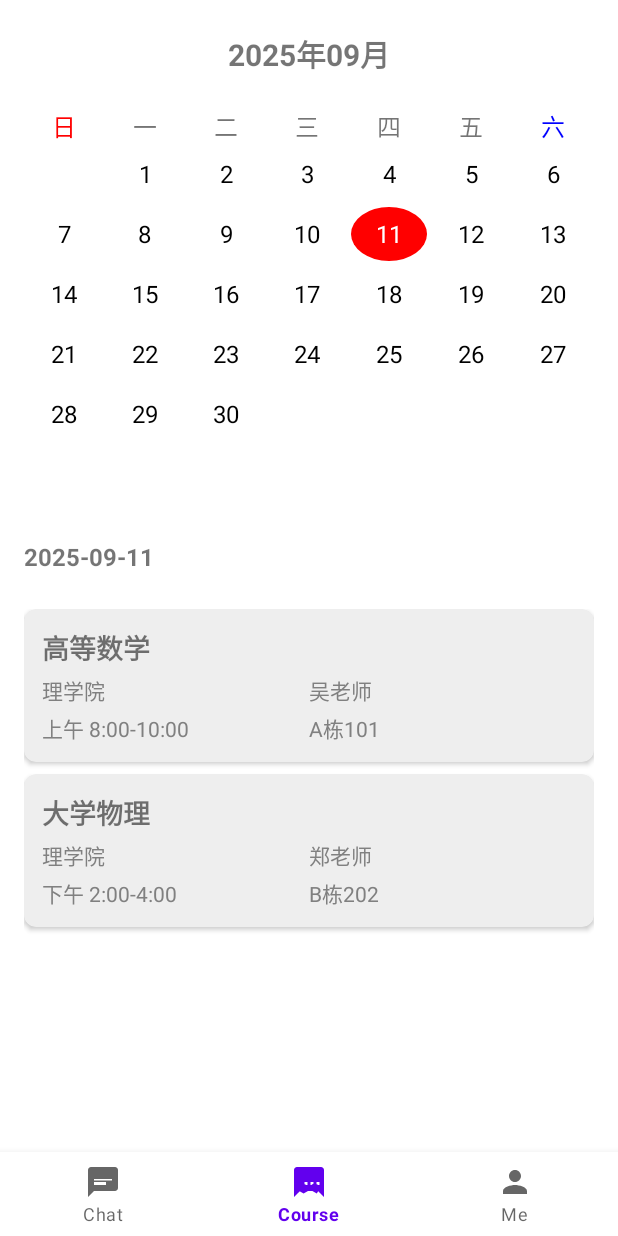
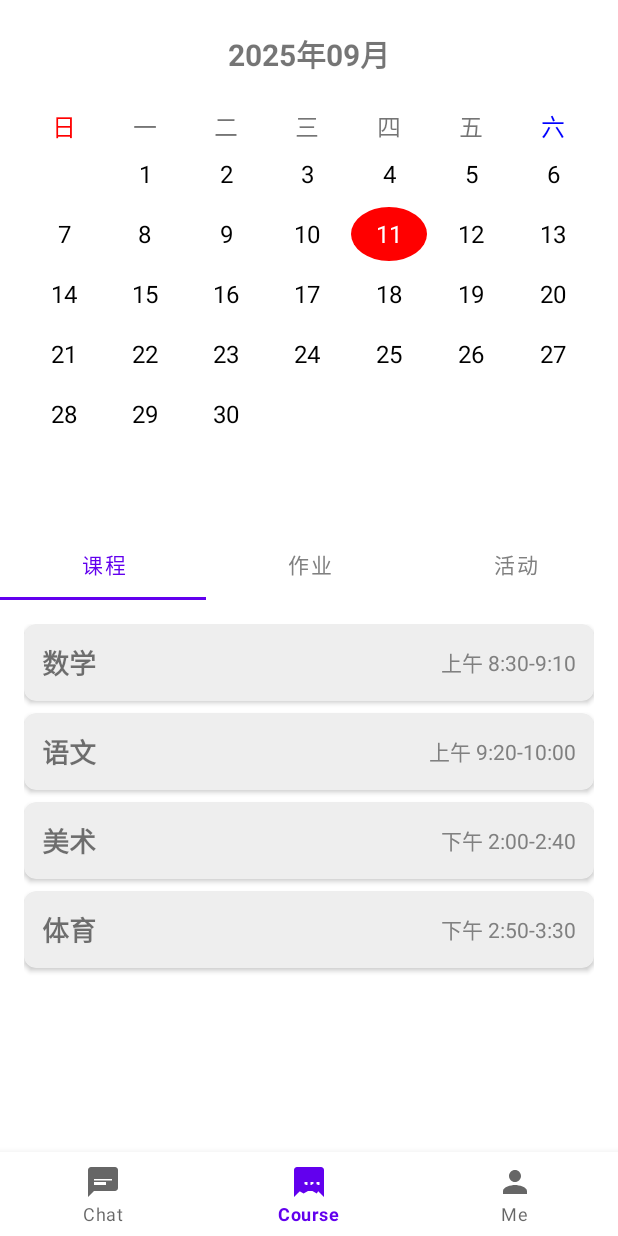
Before and after one commit to njuwelkin/assistant, an Android app: the CourseFragment screen opened through its navigation route, on a phone screen of 412 x 824 dp. Run offline under Robolectric (Android 15) with nearby library versions, the phone set to English and light mode, and no system bars; our stand-ins replace navigation-ui.

Commit message:
implement course tab

```diff
--- a/app/src/main/java/com/example/assistant/ui/chat/ChatViewModel.java
+++ b/app/src/main/java/com/example/assistant/ui/chat/ChatViewModel.java
@@ -221,7 +221,7 @@ public class ChatViewModel extends ViewModel {
                 super.onClosing(webSocket, code, reason);
                 handler.post(() -> {
                     connectionStatusLiveData.setValue("(Disconnected)");
-                    addMessage("Disconnected from server", Message.TYPE_AI_THINK);
+                    //addMessage("Disconnected from server", Message.TYPE_AI_THINK);
 
                     // 尝试重新连接
                     if (!isReconnecting && reconnectAttempts < MAX_RECONNECT_ATTEMPTS) {
@@ -235,7 +235,7 @@ public class ChatViewModel extends ViewModel {
                 super.onFailure(webSocket, t, response);
                 handler.post(() -> {
                     connectionStatusLiveData.setValue("(Connection Failed)");
-                    addMessage("Failed to connect to server: " + t.getMessage(), Message.TYPE_AI_THINK);
+                    //addMessage("Failed to connect to server: " + t.getMessage(), Message.TYPE_AI_THINK);
 
                     // 尝试重新连接
                     if (!isReconnecting && reconnectAttempts < MAX_RECONNECT_ATTEMPTS) {
--- a/app/src/main/java/com/example/assistant/ui/course/CourseFragment.java
+++ b/app/src/main/java/com/example/assistant/ui/course/CourseFragment.java
@@ -6,20 +6,22 @@ import android.view.LayoutInflater;
 import android.view.View;
 import android.view.ViewGroup;
 import android.widget.TextView;
-import android.widget.Toast;
 
 import androidx.annotation.NonNull;
 import androidx.annotation.Nullable;
 import androidx.fragment.app.Fragment;
 import androidx.lifecycle.ViewModelProvider;
-import androidx.recyclerview.widget.LinearLayoutManager;
-import androidx.recyclerview.widget.RecyclerView;
+import androidx.viewpager2.widget.ViewPager2;
 
+import com.example.assistant.databinding.FragmentCourseBinding;
+import com.example.assistant.ui.course.adapter.CourseTabAdapter;
+import com.example.assistant.ui.course.tab.CoursesFragment;
 import com.example.assistant.R;
-import com.example.assistant.databinding.FragmentDashboardBinding;
-import com.example.assistant.databinding.FragmentCourseBinding;
-import com.example.assistant.ui.course.adapter.CourseAdapter;
 import com.example.assistant.ui.course.model.Course;
+import com.example.assistant.ui.course.CourseViewModel;
+
+import com.google.android.material.tabs.TabLayout;
+import com.google.android.material.tabs.TabLayoutMediator;
 
 import java.text.SimpleDateFormat;
 import java.util.Calendar;
@@ -31,7 +33,7 @@ public class CourseFragment extends Fragment {
 
     private FragmentCourseBinding binding;
     private CourseViewModel courseViewModel;
-    private CourseAdapter courseAdapter;
+    private CourseTabAdapter courseTabAdapter;
     private Calendar calendar;
     private int currentMonth;
     private int currentYear;
@@ -53,11 +55,29 @@ public class CourseFragment extends Fragment {
         dayTextViews = new TextView[42]; // 最大6行7列
         initDayTextViews();
 
-        // 设置RecyclerView
-        RecyclerView recyclerView = binding.courseRecyclerView;
-        recyclerView.setLayoutManager(new LinearLayoutManager(getContext()));
-        courseAdapter = new CourseAdapter();
-        recyclerView.setAdapter(courseAdapter);
+        // 设置ViewPager2和TabLayout
+        ViewPager2 viewPager = binding.viewPager;
+        TabLayout tabLayout = binding.tabLayout;
+
+        // 初始化标签页适配器
+        courseTabAdapter = new CourseTabAdapter(getActivity());
+        viewPager.setAdapter(courseTabAdapter);
+
+        // 连接TabLayout和ViewPager2
+        new TabLayoutMediator(tabLayout, viewPager, (tab, position) -> {
+            // 设置标签文本
+            switch (position) {
+                case 0:
+                    tab.setText("课程");
+                    break;
+                case 1:
+                    tab.setText("作业");
+                    break;
+                case 2:
+                    tab.setText("活动");
+                    break;
+            }
+        }).attach();
 
         // 初始化UI
         updateCalendar();
@@ -68,9 +88,16 @@ public class CourseFragment extends Fragment {
         binding.prevMonthButton.setOnClickListener(v -> { onPrevMonth(); });
         binding.nextMonthButton.setOnClickListener(v -> { onNextMonth(); });
 
-        // 监听课程数据变化
+        // 监听课程数据变化，将数据传递给课程标签页Fragment
         courseViewModel.getCourses().observe(getViewLifecycleOwner(), courses -> {
-            courseAdapter.setCourses(courses);
+            Log.d("CourseFragment", "接收到课程数据更新，数量: " + (courses != null ? courses.size() : 0));
+            if (courseTabAdapter != null) {
+                CoursesFragment coursesFragment = courseTabAdapter.getCoursesFragment();
+                Log.d("CourseFragment", "CoursesFragment实例: " + (coursesFragment != null ? "不为空" : "为空"));
+                if (coursesFragment != null) {
+                    coursesFragment.setCourses(courses);
+                }
+            }
         });
 
         return root;
@@ -193,8 +220,6 @@ public class CourseFragment extends Fragment {
         String dateStr = dateFormat.format(date);
         courseViewModel.loadCourses(dateStr);
 
-        // 更新选中日期显示
-        binding.selectedDateTextView.setText(dateFormat.format(date));
     }
 
     @Override
--- a/app/src/main/java/com/example/assistant/ui/course/CourseViewModel.java
+++ b/app/src/main/java/com/example/assistant/ui/course/CourseViewModel.java
@@ -3,6 +3,8 @@ package com.example.assistant.ui.course;
 import androidx.lifecycle.LiveData;
 import androidx.lifecycle.MutableLiveData;
 import androidx.lifecycle.ViewModel;
+
+import android.util.Log;
 
 import com.example.assistant.ui.course.model.Course;
 
@@ -12,9 +14,22 @@ import java.util.List;
 
 public class CourseViewModel extends ViewModel {
 
+    // 课程数据
     private final MutableLiveData<List<Course>> _courses = new MutableLiveData<>(new ArrayList<>());
     public LiveData<List<Course>> getCourses() {
         return _courses;
+    }
+
+    // 作业数据（暂时为空）
+    private final MutableLiveData<List<Object>> _assignments = new MutableLiveData<>(new ArrayList<>());
+    public LiveData<List<Object>> getAssignments() {
+        return _assignments;
+    }
+
+    // 活动数据（暂时为空）
+    private final MutableLiveData<List<Object>> _activities = new MutableLiveData<>(new ArrayList<>());
+    public LiveData<List<Object>> getActivities() {
+        return _activities;
     }
 
     private Date selectedDate;
@@ -29,34 +44,41 @@ public class CourseViewModel extends ViewModel {
 
     // 加载指定日期的课程
     public void loadCourses(String date) {
+        Log.d("CourseViewModel", "加载日期: " + date + " 的课程数据");
         // 这里应该是从API或数据库加载课程数据
         // 为了演示，我们创建一些模拟数据
         List<Course> courses = generateMockCourses(date);
+        Log.d("CourseViewModel", "生成课程数据数量: " + courses.size());
         _courses.setValue(courses);
+        Log.d("CourseViewModel", "课程数据已设置到LiveData");
     }
 
     // 生成模拟课程数据
     private List<Course> generateMockCourses(String date) {
         List<Course> courses = new ArrayList<>();
 
-        // 根据不同日期生成不同的课程数据
-        if (date.contains("-01-01")) {
-            // 1月1日的课程
-            courses.add(new Course("数据结构", "计算机学院", "张三", "上午 8:00-10:00", "A栋101"));
-            courses.add(new Course("操作系统", "计算机学院", "李四", "下午 2:00-4:00", "B栋202"));
-        } else if (date.contains("-01-02")) {
-            // 1月2日的课程
-            courses.add(new Course("计算机网络", "计算机学院", "王五", "上午 10:00-12:00", "C栋303"));
-            courses.add(new Course("软件工程", "计算机学院", "赵六", "下午 4:00-6:00", "D栋404"));
-        } else if (date.contains("-01-03")) {
-            // 1月3日的课程
-            courses.add(new Course("数据库系统", "计算机学院", "钱七", "上午 8:00-10:00", "A栋101"));
-            courses.add(new Course("人工智能导论", "计算机学院", "孙八", "下午 2:00-4:00", "B栋202"));
-            courses.add(new Course("编译原理", "计算机学院", "周九", "晚上 7:00-9:00", "E栋505"));
+        // 获取日期中的日部分
+        String dayOfMonth = date.substring(date.lastIndexOf('-') + 1);
+        int day = Integer.parseInt(dayOfMonth);
+
+        // 根据不同日期生成不同的课程数据，确保每天都有课程显示
+        // 修改为小学五年级课程
+        if (day % 3 == 1) {
+            courses.add(new Course("语文", "小学五年级", "王老师", "上午 8:30-9:10", "五(1)班教室"));
+            courses.add(new Course("数学", "小学五年级", "李老师", "上午 9:20-10:00", "五(1)班教室"));
+            courses.add(new Course("英语", "小学五年级", "张老师", "下午 2:00-2:40", "五(1)班教室"));
+            courses.add(new Course("科学", "小学五年级", "陈老师", "下午 2:50-3:30", "科学实验室"));
+        } else if (day % 3 == 2) {
+            courses.add(new Course("数学", "小学五年级", "李老师", "上午 8:30-9:10", "五(1)班教室"));
+            courses.add(new Course("语文", "小学五年级", "王老师", "上午 9:20-10:00", "五(1)班教室"));
+            courses.add(new Course("美术", "小学五年级", "刘老师", "下午 2:00-2:40", "美术室"));
+            courses.add(new Course("体育", "小学五年级", "赵老师", "下午 2:50-3:30", "操场"));
         } else {
-            // 默认课程
-            courses.add(new Course("高等数学", "理学院", "吴老师", "上午 8:00-10:00", "A栋101"));
-            courses.add(new Course("大学物理", "理学院", "郑老师", "下午 2:00-4:00", "B栋202"));
+            courses.add(new Course("语文", "小学五年级", "王老师", "上午 8:30-9:10", "五(1)班教室"));
+            courses.add(new Course("英语", "小学五年级", "张老师", "上午 9:20-10:00", "五(1)班教室"));
+            courses.add(new Course("数学", "小学五年级", "李老师", "上午 10:20-11:00", "五(1)班教室"));
+            courses.add(new Course("音乐", "小学五年级", "黄老师", "下午 2:00-2:40", "音乐室"));
+            courses.add(new Course("道德与法治", "小学五年级", "吴老师", "下午 2:50-3:30", "五(1)班教室"));
         }
 
         return courses;
--- a/app/src/main/java/com/example/assistant/ui/course/adapter/CourseAdapter.java
+++ b/app/src/main/java/com/example/assistant/ui/course/adapter/CourseAdapter.java
@@ -30,10 +30,7 @@ public class CourseAdapter extends RecyclerView.Adapter<CourseAdapter.CourseView
     public void onBindViewHolder(@NonNull CourseViewHolder holder, int position) {
         Course course = courses.get(position);
         holder.courseNameTextView.setText(course.getName());
-        holder.courseDepartmentTextView.setText(course.getDepartment());
-        holder.courseTeacherTextView.setText(course.getTeacher());
         holder.courseTimeTextView.setText(course.getTime());
-        holder.courseLocationTextView.setText(course.getLocation());
     }
 
     @Override
@@ -48,18 +45,12 @@ public class CourseAdapter extends RecyclerView.Adapter<CourseAdapter.CourseView
 
     static class CourseViewHolder extends RecyclerView.ViewHolder {
         TextView courseNameTextView;
-        TextView courseDepartmentTextView;
-        TextView courseTeacherTextView;
         TextView courseTimeTextView;
-        TextView courseLocationTextView;
 
         public CourseViewHolder(@NonNull View itemView) {
             super(itemView);
             courseNameTextView = itemView.findViewById(R.id.course_name_text_view);
-            courseDepartmentTextView = itemView.findViewById(R.id.course_department_text_view);
-            courseTeacherTextView = itemView.findViewById(R.id.course_teacher_text_view);
             courseTimeTextView = itemView.findViewById(R.id.course_time_text_view);
-            courseLocationTextView = itemView.findViewById(R.id.course_location_text_view);
         }
     }
 }
--- /dev/null
+++ b/app/src/main/java/com/example/assistant/ui/course/adapter/CourseTabAdapter.java
@@ -0,0 +1,56 @@
+package com.example.assistant.ui.course.adapter;
+
+import android.util.Log;
+
+import androidx.annotation.NonNull;
+import androidx.fragment.app.Fragment;
+import androidx.fragment.app.FragmentActivity;
+import androidx.viewpager2.adapter.FragmentStateAdapter;
+
+import com.example.assistant.ui.course.tab.ActivitiesFragment;
+import com.example.assistant.ui.course.tab.AssignmentsFragment;
+import com.example.assistant.ui.course.tab.CoursesFragment;
+
+public class CourseTabAdapter extends FragmentStateAdapter {
+
+    private final CoursesFragment coursesFragment;
+    private final AssignmentsFragment assignmentsFragment;
+    private final ActivitiesFragment activitiesFragment;
+
+    public CourseTabAdapter(@NonNull FragmentActivity fragmentActivity) {
+        super(fragmentActivity);
+        // 初始化各个标签页的Fragment
+        Log.d("CourseTabAdapter", "创建CoursesFragment实例");
+        coursesFragment = new CoursesFragment();
+        assignmentsFragment = new AssignmentsFragment();
+        activitiesFragment = new ActivitiesFragment();
+    }
+
+    @NonNull
+    @Override
+    public Fragment createFragment(int position) {
+        // 根据位置返回对应的Fragment
+        switch (position) {
+            case 0:
+                return coursesFragment;
+            case 1:
+                return assignmentsFragment;
+            case 2:
+                return activitiesFragment;
+            default:
+                return coursesFragment;
+        }
+    }
+
+    @Override
+    public int getItemCount() {
+        // 返回标签页数量
+        return 3;
+    }
+
+    // 获取课程标签页Fragment，用于外部更新数据
+    public CoursesFragment getCoursesFragment() {
+        Log.d("CourseTabAdapter", "返回CoursesFragment实例: " + (coursesFragment != null ? "不为空" : "为空"));
+        return coursesFragment;
+    }
+}
--- /dev/null
+++ b/app/src/main/java/com/example/assistant/ui/course/tab/CoursesFragment.java
@@ -0,0 +1,149 @@
+package com.example.assistant.ui.course.tab;
+
+import android.os.Bundle;
+import android.util.Log;
+import android.view.LayoutInflater;
+import android.view.View;
+import android.view.ViewGroup;
+import java.text.SimpleDateFormat;
+import java.util.Locale;
+
+import androidx.annotation.NonNull;
+import androidx.annotation.Nullable;
+import androidx.fragment.app.Fragment;
+import androidx.lifecycle.ViewModelProvider;
+import androidx.recyclerview.widget.LinearLayoutManager;
+import androidx.recyclerview.widget.RecyclerView;
+
+import com.example.assistant.R;
+import com.example.assistant.databinding.FragmentCoursesBinding;
+import com.example.assistant.ui.course.adapter.CourseAdapter;
+import com.example.assistant.ui.course.CourseViewModel;
+import com.example.assistant.ui.course.model.Course;
+
+import java.text.SimpleDateFormat;
+import java.util.ArrayList;
+import java.util.Calendar;
+import java.util.Date;
+import java.util.List;
+import java.util.Locale;
+
+public class CoursesFragment extends Fragment {
+
+    private FragmentCoursesBinding binding;
+    private CourseAdapter courseAdapter;
+    private CourseViewModel courseViewModel;
+
+    @Override
+    public void onViewCreated(@NonNull View view, @Nullable Bundle savedInstanceState) {
+        super.onViewCreated(view, savedInstanceState);
+
+        // 观察ViewModel数据变化，使用getViewLifecycleOwner()
+        courseViewModel.getCourses().observe(getViewLifecycleOwner(), courses -> {
+            Log.d("CoursesFragment", "观察到课程数据更新，数量: " + (courses != null ? courses.size() : 0));
+            if (courses != null && !courses.isEmpty()) {
+                setCourses(courses);
+            }
+        });
+    }
+
+    @Override
+    public View onCreateView(@NonNull LayoutInflater inflater, ViewGroup container, Bundle savedInstanceState) {
+        Log.d("CoursesFragment", "onCreateView 开始");
+        binding = FragmentCoursesBinding.inflate(inflater, container, false);
+        View root = binding.getRoot();
+
+        // 初始化ViewModel
+        courseViewModel = new ViewModelProvider(requireActivity()).get(CourseViewModel.class);
+        Log.d("CoursesFragment", "ViewModel初始化完成: " + (courseViewModel != null ? "成功" : "失败"));
+
+        // 设置RecyclerView
+        RecyclerView recyclerView = binding.courseRecyclerView;
+        Log.d("CoursesFragment", "RecyclerView: " + (recyclerView != null ? "不为空" : "为空"));
+
+        LinearLayoutManager layoutManager = new LinearLayoutManager(getContext());
+        recyclerView.setLayoutManager(layoutManager);
+        Log.d("CoursesFragment", "设置LayoutManager完成");
+
+        courseAdapter = new CourseAdapter();
+        Log.d("CoursesFragment", "创建CourseAdapter完成");
+
+        recyclerView.setAdapter(courseAdapter);
+        Log.d("CoursesFragment", "设置Adapter完成");
+
+        // 加载当日课程
+        loadTodayCourses();
+        Log.d("CoursesFragment", "loadTodayCourses 调用完成");
+
+        return root;
+    }
+
+    private void loadTodayCourses() {
+        Log.d("CoursesFragment", "开始加载今日课程数据");
+
+        // 检查courseViewModel是否初始化成功
+        if (courseViewModel == null) {
+            Log.e("CoursesFragment", "courseViewModel未初始化，无法加载课程数据");
+
+            // 如果ViewModel未初始化，使用默认数据作为后备
+            List<Course> defaultCourses = new ArrayList<>();
+            setCourses(defaultCourses);
+            return;
+        }
+
+        // 检查ViewModel中是否已有课程数据
+        List<Course> existingCourses = courseViewModel.getCourses().getValue();
+
+        if (existingCourses != null && !existingCourses.isEmpty()) {
+            Log.d("CoursesFragment", "ViewModel中已有课程数据，数量: " + existingCourses.size());
+            setCourses(existingCourses);
+        } else {
+            Log.d("CoursesFragment", "ViewModel中暂无数据，尝试加载");
+
+            // 主动从ViewModel加载当日课程数据
+            try {
+                if (courseViewModel.getSelectedDate() != null) {
+                    SimpleDateFormat dateFormat = new SimpleDateFormat("yyyy-MM-dd", Locale.getDefault());
+                    String dateStr = dateFormat.format(courseViewModel.getSelectedDate());
+                    Log.d("CoursesFragment", "主动加载日期: " + dateStr + " 的课程数据");
+                    courseViewModel.loadCourses(dateStr);
+                } else {
+                    Log.d("CoursesFragment", "未选择日期，尝试加载默认日期课程");
+                    courseViewModel.loadCourses(new SimpleDateFormat("yyyy-MM-dd", Locale.getDefault()).format(new java.util.Date()));
+                }
+
+                // 再次检查是否加载成功
+                existingCourses = courseViewModel.getCourses().getValue();
+                if (existingCourses != null && !existingCourses.isEmpty()) {
+                    Log.d("CoursesFragment", "加载成功，获取到课程数据，数量: " + existingCourses.size());
+                    setCourses(existingCourses);
+                    return;
+                }
+            } catch (Exception e) {
+                Log.e("CoursesFragment", "加载课程数据出错: " + e.getMessage());
+            }
+
+            // 如果加载失败，使用默认数据作为后备
+            Log.d("CoursesFragment", "加载失败，使用默认课程数据");
+            List<Course> defaultCourses = new ArrayList<>();
+            //defaultCourses.add(new Course("默认课程1", "计算机学院", "张教授", "上午 8:00-10:00", "A栋101"));
+            //defaultCourses.add(new Course("默认课程2", "计算机学院", "李教授", "下午 2:00-4:00", "B栋202"));
+            setCourses(defaultCourses);
+        }
+    }
+
+    public void setCourses(List<Course> courses) {
+        Log.d("CoursesFragment", "设置课程数据: " + (courses != null ? courses.size() : 0) + " 门课程");
+        if (courseAdapter != null) {
+            courseAdapter.setCourses(courses);
+        } else {
+            Log.e("CoursesFragment", "courseAdapter 为空，无法设置课程数据");
+        }
+    }
+
+    @Override
+    public void onDestroyView() {
+        super.onDestroyView();
+        binding = null;
+    }
+}
--- a/app/src/main/res/layout/fragment_course.xml
+++ b/app/src/main/res/layout/fragment_course.xml
@@ -214,27 +214,25 @@
 
     </LinearLayout>
 
-    <!-- 选中日期显示 -->
-    <TextView
-        android:id="@+id/selected_date_text_view"
+    <!-- 标签页 -->
+    <com.google.android.material.tabs.TabLayout
+        android:id="@+id/tab_layout"
         android:layout_width="match_parent"
         android:layout_height="wrap_content"
-        android:text="2024-01-01"
-        android:textSize="16sp"
-        android:textStyle="bold"
-        android:paddingHorizontal="16dp"
-        android:paddingVertical="8dp"
+        android:background="@color/white"
+        app:tabIndicatorColor="@color/purple_500"
+        app:tabSelectedTextColor="@color/purple_500"
+        app:tabTextColor="@color/gray"
         app:layout_constraintTop_toBottomOf="@id/calendar_grid"
         app:layout_constraintStart_toStartOf="parent"
         app:layout_constraintEnd_toEndOf="parent" />
 
-    <!-- 课程列表 -->
-    <androidx.recyclerview.widget.RecyclerView
-        android:id="@+id/course_recycler_view"
+    <!-- 标签页内容 -->
+    <androidx.viewpager2.widget.ViewPager2
+        android:id="@+id/view_pager"
         android:layout_width="match_parent"
         android:layout_height="0dp"
-        android:padding="16dp"
-        app:layout_constraintTop_toBottomOf="@id/selected_date_text_view"
+        app:layout_constraintTop_toBottomOf="@id/tab_layout"
         app:layout_constraintBottom_toBottomOf="parent"
         app:layout_constraintStart_toStartOf="parent"
         app:layout_constraintEnd_toEndOf="parent" />
--- /dev/null
+++ b/app/src/main/res/layout/fragment_courses.xml
@@ -0,0 +1,14 @@
+<?xml version="1.0" encoding="utf-8"?>
+<LinearLayout xmlns:android="http://schemas.android.com/apk/res/android"
+    android:layout_width="match_parent"
+    android:layout_height="match_parent"
+    android:orientation="vertical"
+    android:padding="16dp">
+
+    <!-- 课程列表 -->
+    <androidx.recyclerview.widget.RecyclerView
+        android:id="@+id/course_recycler_view"
+        android:layout_width="match_parent"
+        android:layout_height="match_parent" />
+
+</LinearLayout>
--- a/app/src/main/res/layout/item_course.xml
+++ b/app/src/main/res/layout/item_course.xml
@@ -11,75 +11,28 @@
     <LinearLayout
         android:layout_width="match_parent"
         android:layout_height="wrap_content"
-        android:orientation="vertical"
-        android:padding="12dp">
+        android:orientation="horizontal"
+        android:padding="12dp"
+        android:gravity="center_vertical">
 
         <!-- 课程名称 -->
         <TextView
             android:id="@+id/course_name_text_view"
-            android:layout_width="match_parent"
+            android:layout_width="0dp"
             android:layout_height="wrap_content"
+            android:layout_weight="1"
             android:text="课程名称"
             android:textSize="18sp"
             android:textStyle="bold" />
 
-        <!-- 课程信息容器 -->
-        <LinearLayout
-            android:layout_width="match_parent"
+        <!-- 课程时间 -->
+        <TextView
+            android:id="@+id/course_time_text_view"
+            android:layout_width="wrap_content"
             android:layout_height="wrap_content"
-            android:orientation="horizontal"
-            android:layout_marginTop="4dp">
-
-            <!-- 学院 -->
-            <TextView
-                android:id="@+id/course_department_text_view"
-                android:layout_width="0dp"
-                android:layout_height="wrap_content"
-                android:layout_weight="1"
-                android:text="学院"
-                android:textSize="14sp"
-                android:textColor="@color/gray" />
-
-            <!-- 教师 -->
-            <TextView
-                android:id="@+id/course_teacher_text_view"
-                android:layout_width="0dp"
-                android:layout_height="wrap_content"
-                android:layout_weight="1"
-                android:text="教师"
-                android:textSize="14sp"
-                android:textColor="@color/gray" />
-
-        </LinearLayout>
-
-        <!-- 时间和地点 -->
-        <LinearLayout
-            android:layout_width="match_parent"
-            android:layout_height="wrap_content"
-            android:orientation="horizontal"
-            android:layout_marginTop="4dp">
-
-            <!-- 时间 -->
-            <TextView
-                android:id="@+id/course_time_text_view"
-                android:layout_width="0dp"
-                android:layout_height="wrap_content"
-                android:layout_weight="1"
-                android:text="时间"
-                android:textSize="14sp"
-                android:textColor="@color/gray" />
-
-            <!-- 地点 -->
-            <TextView
-                android:id="@+id/course_location_text_view"
-                android:layout_width="0dp"
-                android:layout_height="wrap_content"
-                android:layout_weight="1"
-                android:text="地点"
-                android:textSize="14sp"
-                android:textColor="@color/gray" />
-
-        </LinearLayout>
+            android:text="时间"
+            android:textSize="14sp"
+            android:textColor="@color/gray" />
 
     </LinearLayout>
 
--- a/app/src/main/res/values/strings.xml
+++ b/app/src/main/res/values/strings.xml
@@ -3,4 +3,6 @@
     <string name="title_chat">Chat</string>
     <string name="title_course">Course</string>
     <string name="title_me">Me</string>
+    <string name="assignments_empty_text">暂无作业数据</string>
+    <string name="activities_empty_text">暂无活动数据</string>
 </resources>
```
Also changed, not shown: app/src/main/java/com/example/assistant/ui/course/tab/ActivitiesFragment.java (added, +37 -0 lines), app/src/main/java/com/example/assistant/ui/course/tab/AssignmentsFragment.java (added, +37 -0 lines), app/src/main/res/layout/fragment_activities.xml (added, +18 -0 lines), app/src/main/res/layout/fragment_assignments.xml (added, +18 -0 lines).
